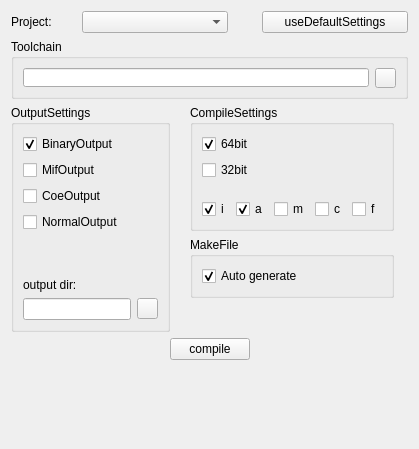
First picture: the form in source/ui/ui_module_compile_widget.ui, repository Adancurusul/EveIDE_LIGHT, before the edit.
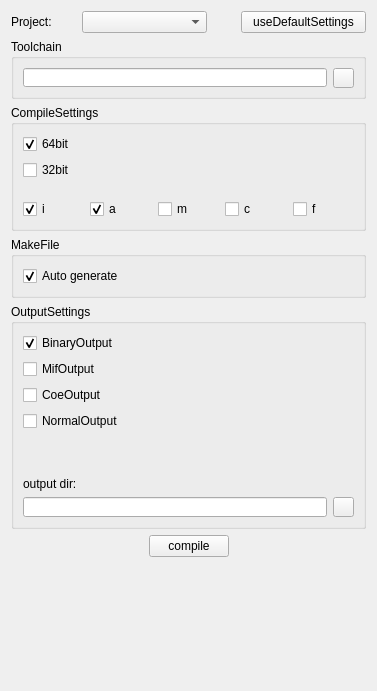
Second picture: the form after the edit. Icons and pictures are not drawn.

Diff of the .ui file:
```diff
--- a/source/ui/ui_module_compile_widget.ui
+++ b/source/ui/ui_module_compile_widget.ui
@@ -6,8 +6,8 @@
    <rect>
     <x>0</x>
     <y>0</y>
-    <width>419</width>
-    <height>449</height>
+    <width>377</width>
+    <height>691</height>
    </rect>
   </property>
   <property name="windowTitle">
@@ -73,45 +73,7 @@
      </property>
      <layout class="QHBoxLayout" name="horizontalLayout_2">
       <item>
-       <widget class="QLineEdit" name="toolchain_lineEdit">
-        <property name="palette">
-         <palette>
-          <active>
-           <colorrole role="Text">
-            <brush brushstyle="SolidPattern">
-             <color alpha="255">
-              <red>0</red>
-              <green>0</green>
-              <blue>0</blue>
-             </color>
-            </brush>
-           </colorrole>
-          </active>
-          <inactive>
-           <colorrole role="Text">
-            <brush brushstyle="SolidPattern">
-             <color alpha="255">
-              <red>0</red>
-              <green>0</green>
-              <blue>0</blue>
-             </color>
-            </brush>
-           </colorrole>
-          </inactive>
-          <disabled>
-           <colorrole role="Text">
-            <brush brushstyle="SolidPattern">
-             <color alpha="255">
-              <red>120</red>
-              <green>120</green>
-              <blue>120</blue>
-             </color>
-            </brush>
-           </colorrole>
-          </disabled>
-         </palette>
-        </property>
-       </widget>
+       <widget class="QLineEdit" name="toolchain_lineEdit"/>
       </item>
       <item>
        <widget class="QPushButton" name="moreToolchain_pushButton">
@@ -143,188 +105,6 @@
     </widget>
    </item>
    <item>
-    <layout class="QHBoxLayout" name="horizontalLayout_5">
-     <item>
-      <layout class="QVBoxLayout" name="verticalLayout_6">
-       <item>
-        <widget class="QGroupBox" name="groupBox">
-         <property name="minimumSize">
-          <size>
-           <width>141</width>
-           <height>0</height>
-          </size>
-         </property>
-         <property name="title">
-          <string>OutputSettings</string>
-         </property>
-         <layout class="QVBoxLayout" name="verticalLayout_5">
-          <item>
-           <widget class="QCheckBox" name="binaryOutput_checkBox">
-            <property name="text">
-             <string>BinaryOutput</string>
-            </property>
-            <property name="checked">
-             <bool>true</bool>
-            </property>
-           </widget>
-          </item>
-          <item>
-           <widget class="QCheckBox" name="mifOutput_checkBox">
-            <property name="text">
-             <string>MifOutput</string>
-            </property>
-           </widget>
-          </item>
-          <item>
-           <widget class="QCheckBox" name="coeOutput_checkBox">
-            <property name="text">
-             <string>CoeOutput</string>
-            </property>
-           </widget>
-          </item>
-          <item>
-           <widget class="QCheckBox" name="normalOutput_checkBox">
-            <property name="text">
-             <string>NormalOutput</string>
-            </property>
-           </widget>
-          </item>
-          <item>
-           <spacer name="verticalSpacer_5">
-            <property name="orientation">
-             <enum>Qt::Vertical</enum>
-            </property>
-            <property name="sizeType">
-             <enum>QSizePolicy::Fixed</enum>
-            </property>
-            <property name="sizeHint" stdset="0">
-             <size>
-              <width>20</width>
-              <height>40</height>
-             </size>
-            </property>
-           </spacer>
-          </item>
-          <item>
-           <layout class="QVBoxLayout" name="verticalLayout">
-            <item>
-             <widget class="QLabel" name="label_2">
-              <property name="text">
-               <string>output dir:</string>
-              </property>
-             </widget>
-            </item>
-            <item>
-             <layout class="QHBoxLayout" name="horizontalLayout">
-              <item>
-               <widget class="QLineEdit" name="outputDir_lineEdit">
-                <property name="palette">
-                 <palette>
-                  <active>
-                   <colorrole role="Text">
-                    <brush brushstyle="SolidPattern">
-                     <color alpha="255">
-                      <red>0</red>
-                      <green>0</green>
-                      <blue>0</blue>
-                     </color>
-                    </brush>
-                   </colorrole>
-                  </active>
-                  <inactive>
-                   <colorrole role="Text">
-                    <brush brushstyle="SolidPattern">
-                     <color alpha="255">
-                      <red>0</red>
-                      <green>0</green>
-                      <blue>0</blue>
-                     </color>
-                    </brush>
-                   </colorrole>
-                  </inactive>
-                  <disabled>
-                   <colorrole role="Text">
-                    <brush brushstyle="SolidPattern">
-                     <color alpha="255">
-                      <red>120</red>
-                      <green>120</green>
-                      <blue>120</blue>
-                     </color>
-                    </brush>
-                   </colorrole>
-                  </disabled>
-                 </palette>
-                </property>
-                <property name="toolTip">
-                 <string>PathNow</string>
-                </property>
-               </widget>
-              </item>
-              <item>
-               <widget class="QPushButton" name="moreOutputDir_pushButton">
-                <property name="minimumSize">
-                 <size>
-                  <width>20</width>
-                  <height>20</height>
-                 </size>
-                </property>
-                <property name="maximumSize">
-                 <size>
-                  <width>21</width>
-                  <height>21</height>
-                 </size>
-                </property>
-                <property name="toolTip">
-                 <string>select</string>
-                </property>
-                <property name="text">
-                 <string/>
-                </property>
-                <property name="icon">
-                 <iconset resource="../icons/icons.qrc">
-                  <normaloff>:/pic/select.png</normaloff>:/pic/select.png</iconset>
-                </property>
-               </widget>
-              </item>
-             </layout>
-            </item>
-           </layout>
-          </item>
-         </layout>
-        </widget>
-       </item>
-       <item>
-        <spacer name="verticalSpacer_2">
-         <property name="orientation">
-          <enum>Qt::Vertical</enum>
-         </property>
-         <property name="sizeType">
-          <enum>QSizePolicy::Expanding</enum>
-         </property>
-         <property name="sizeHint" stdset="0">
-          <size>
-           <width>68</width>
-           <height>18</height>
-          </size>
-         </property>
-        </spacer>
-       </item>
-      </layout>
-     </item>
-     <item>
-      <spacer name="horizontalSpacer_2">
-       <property name="orientation">
-        <enum>Qt::Horizontal</enum>
-       </property>
-       <property name="sizeHint" stdset="0">
-        <size>
-         <width>13</width>
-         <height>25</height>
-        </size>
-       </property>
-      </spacer>
-     </item>
-     <item>
       <layout class="QVBoxLayout" name="verticalLayout_4">
        <item>
         <widget class="QGroupBox" name="groupBox_3">
@@ -458,14 +238,135 @@
       </layout>
      </item>
      <item>
-      <spacer name="horizontalSpacer_5">
+    <layout class="QVBoxLayout" name="verticalLayout_6">
+     <item>
+      <widget class="QGroupBox" name="groupBox">
+       <property name="minimumSize">
+        <size>
+         <width>141</width>
+         <height>0</height>
+        </size>
+       </property>
+       <property name="title">
+        <string>OutputSettings</string>
+       </property>
+       <layout class="QVBoxLayout" name="verticalLayout_5">
+        <item>
+         <widget class="QCheckBox" name="binaryOutput_checkBox">
+          <property name="text">
+           <string>BinaryOutput</string>
+          </property>
+          <property name="checked">
+           <bool>true</bool>
+          </property>
+         </widget>
+        </item>
+        <item>
+         <widget class="QCheckBox" name="mifOutput_checkBox">
+          <property name="text">
+           <string>MifOutput</string>
+          </property>
+         </widget>
+        </item>
+        <item>
+         <widget class="QCheckBox" name="coeOutput_checkBox">
+          <property name="text">
+           <string>CoeOutput</string>
+          </property>
+         </widget>
+        </item>
+        <item>
+         <widget class="QCheckBox" name="normalOutput_checkBox">
+          <property name="text">
+           <string>NormalOutput</string>
+          </property>
+         </widget>
+        </item>
+        <item>
+         <spacer name="verticalSpacer_5">
        <property name="orientation">
-        <enum>Qt::Horizontal</enum>
-       </property>
+           <enum>Qt::Vertical</enum>
+          </property>
+          <property name="sizeType">
+           <enum>QSizePolicy::Fixed</enum>
+          </property>
        <property name="sizeHint" stdset="0">
         <size>
-         <width>13</width>
-         <height>38</height>
+            <width>20</width>
+            <height>40</height>
+           </size>
+          </property>
+         </spacer>
+        </item>
+        <item>
+         <layout class="QVBoxLayout" name="verticalLayout">
+          <item>
+           <widget class="QLabel" name="label_2">
+            <property name="text">
+             <string>output dir:</string>
+            </property>
+           </widget>
+          </item>
+          <item>
+           <layout class="QHBoxLayout" name="horizontalLayout">
+            <item>
+             <widget class="QLineEdit" name="outputDir_lineEdit">
+              <property name="minimumSize">
+               <size>
+                <width>0</width>
+                <height>20</height>
+               </size>
+              </property>
+              <property name="toolTip">
+               <string>PathNow</string>
+              </property>
+             </widget>
+            </item>
+            <item>
+             <widget class="QPushButton" name="moreOutputDir_pushButton">
+              <property name="minimumSize">
+               <size>
+                <width>20</width>
+                <height>20</height>
+               </size>
+              </property>
+              <property name="maximumSize">
+               <size>
+                <width>21</width>
+                <height>21</height>
+               </size>
+              </property>
+              <property name="toolTip">
+               <string>select</string>
+              </property>
+              <property name="text">
+               <string/>
+              </property>
+              <property name="icon">
+               <iconset resource="../icons/icons.qrc">
+                <normaloff>:/pic/select.png</normaloff>:/pic/select.png</iconset>
+              </property>
+             </widget>
+            </item>
+           </layout>
+          </item>
+         </layout>
+        </item>
+       </layout>
+      </widget>
+     </item>
+     <item>
+      <spacer name="verticalSpacer_2">
+       <property name="orientation">
+        <enum>Qt::Vertical</enum>
+       </property>
+       <property name="sizeType">
+        <enum>QSizePolicy::Expanding</enum>
+       </property>
+       <property name="sizeHint" stdset="0">
+        <size>
+         <width>68</width>
+         <height>18</height>
         </size>
        </property>
       </spacer>
```
Lines whose indentation alone changed are shown as unchanged.
